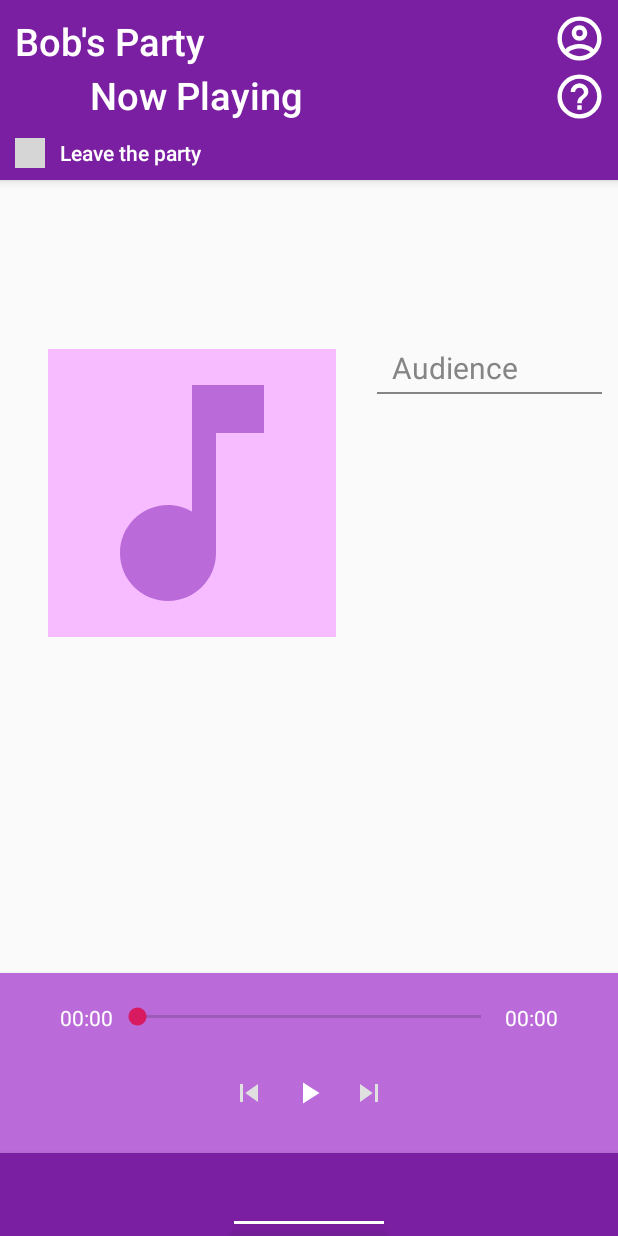
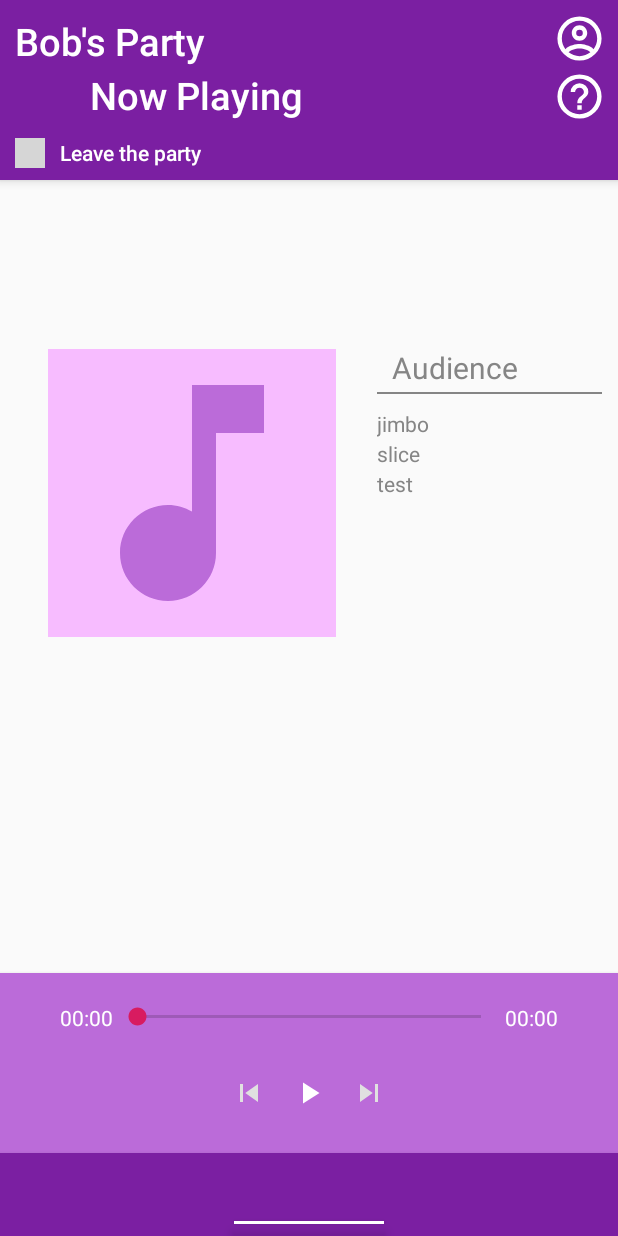
Before and after one commit to nlyu/Project_Android_SilentDisco_Music, an Android app: the MusicPlayerActivity screen opened directly, with no data from a screen before it, on a phone screen of 412 x 824 dp. Run offline under Robolectric (Android 15) with nearby library versions, the phone set to English and light mode, and no system bars; our stand-ins replace ButterKnife; grey boxes are pictures that could not be loaded.

Commit message:
add name recyclerview and inflate view

```diff
--- a/app/src/main/java/com/cs160/finalproj/slientDisco/MusicPlayerActivity.java
+++ b/app/src/main/java/com/cs160/finalproj/slientDisco/MusicPlayerActivity.java
@@ -8,10 +8,13 @@ import android.os.Bundle;
 import android.os.Handler;
 import android.support.v4.content.ContextCompat;
 import android.support.v7.app.AppCompatActivity;
+import android.support.v7.widget.LinearLayoutManager;
+import android.support.v7.widget.RecyclerView;
 import android.util.Log;
 import android.util.TypedValue;
 import android.view.View;
 import android.view.ViewGroup;
+import android.widget.Adapter;
 import android.widget.ImageView;
 import android.widget.SeekBar;
 import android.widget.TextView;
@@ -61,6 +64,11 @@ public class MusicPlayerActivity extends AppCompatActivity {
     private boolean isTimeListenerSet;
 
     private Handler timeHandler = new Handler();
+
+    private RecyclerView mUserRV;
+    private RecyclerView.LayoutManager mLayoutManager;
+    private UserAdapter mAdapter;
+    private ArrayList<String> mNames;
 
     String mUsername;
 
@@ -181,6 +189,9 @@ public class MusicPlayerActivity extends AppCompatActivity {
         ButterKnife.bind(this);
         getExtrasFromBundle();
 
+        getComponents();
+        setUpRecyclerView();
+
         tracks = new ArrayList<>();
 
         trackTimeline.setOnSeekBarChangeListener(new SeekBar.OnSeekBarChangeListener() {
@@ -254,4 +265,22 @@ public class MusicPlayerActivity extends AppCompatActivity {
 
     }
 
+    public void getComponents() {
+        mUserRV = findViewById(R.id.music_player_recyclerview_names);
+        mNames = new ArrayList<>();
+        mNames.add("jimbo");
+        mNames.add("slice");
+        mNames.add("test");
+
+    }
+
+    public void setUpRecyclerView() {
+        // set trending recycler view
+        mUserRV.setHasFixedSize(true);
+        mLayoutManager = new LinearLayoutManager(this);
+        mAdapter = new UserAdapter(mNames);
+        mUserRV.setLayoutManager(mLayoutManager);
+        mUserRV.setAdapter(mAdapter);
+    }
+
 }
--- a/app/src/main/res/layout/name_item.xml
+++ b/app/src/main/res/layout/name_item.xml
@@ -4,7 +4,8 @@
     xmlns:tools="http://schemas.android.com/tools"
     android:layout_width="150dp"
     android:layout_height="20dp"
-    android:background="@color/white">
+    android:tint="#ffffff"
+    >
 
 
     <TextView
```
Also changed, not shown: 224 other files.
